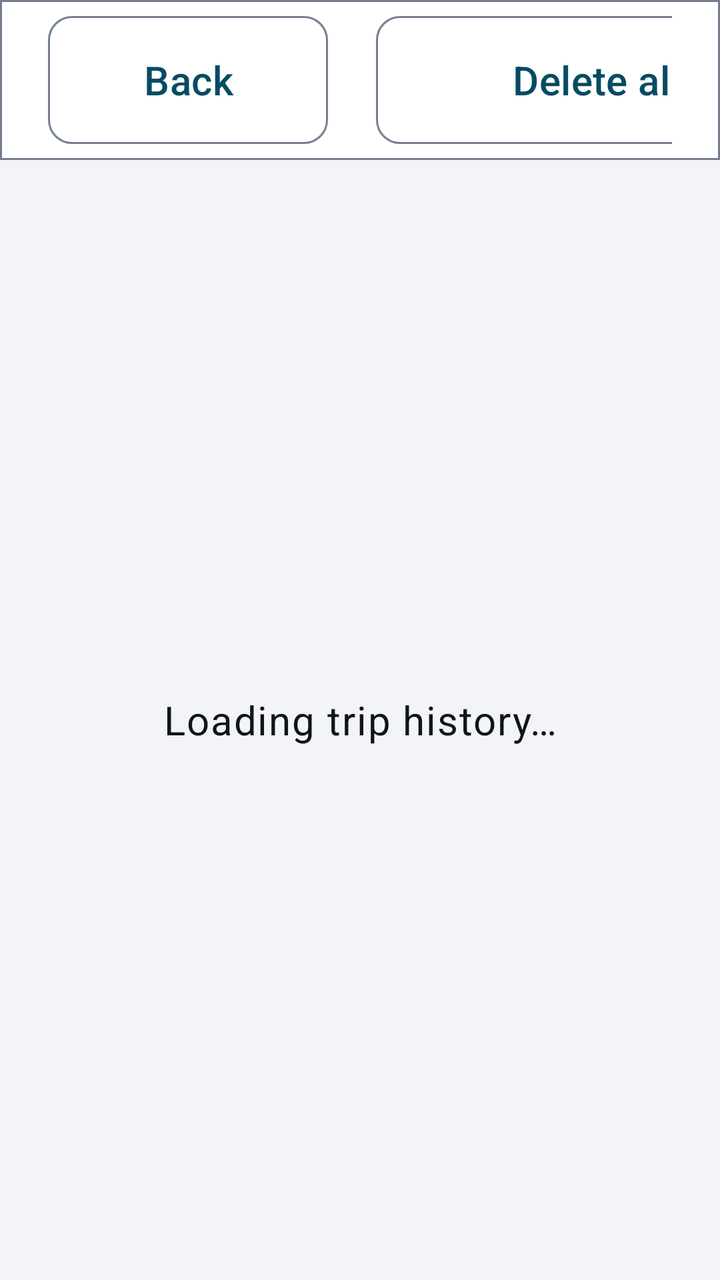
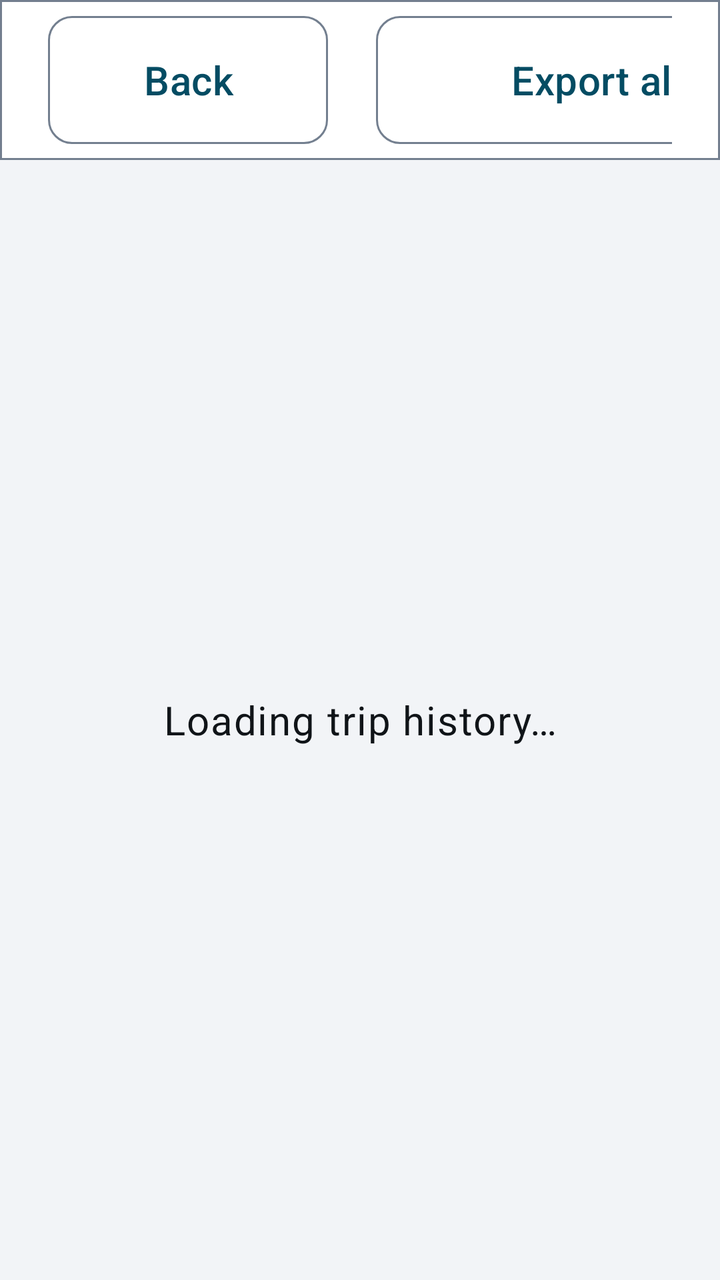

The first picture is an Android layout as it rendered before a commit; the second is the same layout after the commit. The layout source and the unified diff follow.
<!-- AndroidManifest.xml: application theme Theme.EVChargePilot -->
<!-- res/layout/activity_trip_history.xml -->
<?xml version="1.0" encoding="utf-8"?>
<LinearLayout xmlns:android="http://schemas.android.com/apk/res/android"
    android:layout_width="match_parent"
    android:layout_height="match_parent"
    android:orientation="vertical">

    <LinearLayout
        android:layout_width="match_parent"
        android:layout_height="80dp"
        android:background="@drawable/bg_topbar"
        android:gravity="center_vertical"
        android:orientation="horizontal"
        android:paddingStart="@dimen/spacing_lg"
        android:paddingEnd="@dimen/spacing_lg">

        <com.google.android.material.button.MaterialButton
            android:id="@+id/backAction"
            style="@style/Widget.EV.Button.Outlined"
            android:layout_width="140dp"
            android:layout_height="@dimen/touch_target"
            android:text="@string/action_back" />

        <TextView
            android:layout_width="0dp"
            android:layout_height="wrap_content"
            android:layout_marginStart="@dimen/spacing_lg"
            android:layout_weight="1"
            android:text="@string/trip_history_title"
            android:textAppearance="@style/Text.EV.Title" />

        <com.google.android.material.button.MaterialButton
            android:id="@+id/deleteAllAction"
            style="@style/Widget.EV.Button.Outlined"
            android:layout_width="220dp"
            android:layout_height="@dimen/touch_target"
            android:text="@string/action_delete_all_trips" />
    </LinearLayout>

    <FrameLayout
        android:layout_width="match_parent"
        android:layout_height="0dp"
        android:layout_weight="1">

        <LinearLayout
            android:id="@+id/historyContent"
            android:layout_width="match_parent"
            android:layout_height="match_parent"
            android:baselineAligned="false"
            android:orientation="horizontal"
            android:padding="@dimen/spacing_lg"
            android:visibility="gone">

            <LinearLayout
                android:layout_width="@dimen/chargepilot_rail_width"
                android:layout_height="match_parent"
                android:background="@drawable/bg_card"
                android:orientation="vertical"
                android:padding="@dimen/spacing_sm">

                <TextView
                    android:layout_width="match_parent"
                    android:layout_height="wrap_content"
                    android:padding="@dimen/spacing_sm"
                    android:text="@string/trip_history_recent"
                    android:textAppearance="@style/Text.EV.SectionHeader" />

                <ListView
                    android:id="@+id/historyList"
                    android:layout_width="match_parent"
                    android:layout_height="0dp"
                    android:layout_marginTop="@dimen/spacing_sm"
                    android:layout_weight="1"
                    android:choiceMode="singleChoice"
                    android:divider="@android:color/transparent"
                    android:dividerHeight="@dimen/spacing_sm"
                    android:listSelector="@android:color/transparent"
                    android:scrollbars="vertical" />
            </LinearLayout>

            <LinearLayout
                android:layout_width="0dp"
                android:layout_height="match_parent"
                android:layout_marginStart="@dimen/spacing_md"
                android:layout_weight="1"
                android:background="@drawable/bg_card"
                android:orientation="vertical"
                android:padding="@dimen/spacing_md">

                <LinearLayout
                    android:layout_width="match_parent"
                    android:layout_height="@dimen/touch_target"
                    android:gravity="center_vertical"
                    android:orientation="horizontal">

                    <TextView
                        android:id="@+id/detailDate"
                        android:layout_width="0dp"
                        android:layout_height="wrap_content"
                        android:layout_weight="1"
                        android:textAppearance="@style/Text.EV.Title" />

                    <com.google.android.material.button.MaterialButton
                        android:id="@+id/deleteTripAction"
                        style="@style/Widget.EV.Button.Outlined"
                        android:layout_width="220dp"
                        android:layout_height="@dimen/touch_target"
                        android:text="@string/action_delete_trip" />
                </LinearLayout>

                <LinearLayout
                    android:layout_width="match_parent"
                    android:layout_height="wrap_content"
                    android:baselineAligned="false"
                    android:orientation="horizontal">

                    <LinearLayout style="@style/Widget.EV.Readout" android:layout_height="104dp" android:layout_weight="1">
                        <TextView style="@style/Text.EV.ReadoutLabel" android:text="@string/label_duration" />
                        <TextView android:id="@+id/detailDuration" style="@style/Text.EV.TripValue" />
                    </LinearLayout>
                    <LinearLayout style="@style/Widget.EV.Readout" android:layout_height="104dp" android:layout_weight="1">
                        <TextView style="@style/Text.EV.ReadoutLabel" android:text="@string/label_distance" />
                        <TextView android:id="@+id/detailDistance" style="@style/Text.EV.TripValue" />
                    </LinearLayout>
                    <LinearLayout style="@style/Widget.EV.Readout" android:layout_height="104dp" android:layout_weight="1">
                        <TextView style="@style/Text.EV.ReadoutLabel" android:text="@string/label_consumption" />
                        <TextView android:id="@+id/detailConsumption" style="@style/Text.EV.TripValue" />
                    </LinearLayout>
                </LinearLayout>

                <LinearLayout
                    android:layout_width="match_parent"
                    android:layout_height="wrap_content"
                    android:baselineAligned="false"
                    android:orientation="horizontal">

                    <LinearLayout style="@style/Widget.EV.Readout" android:layout_height="104dp" android:layout_weight="1">
                        <TextView style="@style/Text.EV.ReadoutLabel" android:text="@string/label_soc_change" />
                        <TextView android:id="@+id/detailSoc" style="@style/Text.EV.TripValue" />
                    </LinearLayout>
                    <LinearLayout style="@style/Widget.EV.Readout" android:layout_height="104dp" android:layout_weight="1">
                        <TextView style="@style/Text.EV.ReadoutLabel" android:text="@string/label_energy_used" />
                        <TextView android:id="@+id/detailConsumed" style="@style/Text.EV.TripValue" />
                    </LinearLayout>
                    <LinearLayout style="@style/Widget.EV.Readout" android:layout_height="104dp" android:layout_weight="1">
                        <TextView style="@style/Text.EV.ReadoutLabel" android:text="@string/label_regenerated" />
                        <TextView android:id="@+id/detailRegenerated" style="@style/Text.EV.TripValue" />
                    </LinearLayout>
                </LinearLayout>

                <LinearLayout
                    android:id="@+id/trackGroup"
                    android:layout_width="match_parent"
                    android:layout_height="0dp"
                    android:layout_weight="1"
                    android:orientation="vertical">

                    <TextView
                        android:layout_width="match_parent"
                        android:layout_height="wrap_content"
                        android:text="@string/trip_track_legend"
                        android:textAppearance="@style/Text.EV.Secondary" />

                    <com.evsuite.chargepilot.TripPlotView
                        android:id="@+id/tripPlot"
                        android:layout_width="match_parent"
                        android:layout_height="0dp"
                        android:layout_marginTop="@dimen/spacing_sm"
                        android:layout_weight="1"
                        android:importantForAccessibility="yes" />
                </LinearLayout>

                <TextView
                    android:id="@+id/trackUnavailable"
                    android:layout_width="match_parent"
                    android:layout_height="0dp"
                    android:layout_weight="1"
                    android:gravity="center"
                    android:text="@string/trip_track_unavailable"
                    android:textAppearance="@style/Text.EV.Body"
                    android:visibility="gone" />
            </LinearLayout>
        </LinearLayout>

        <LinearLayout
            android:id="@+id/emptyState"
            android:layout_width="match_parent"
            android:layout_height="match_parent"
            android:gravity="center"
            android:orientation="vertical"
            android:padding="@dimen/spacing_lg"
            android:visibility="gone">

            <TextView
                android:layout_width="wrap_content"
                android:layout_height="wrap_content"
                android:text="@string/trip_history_empty_title"
                android:textAppearance="@style/Text.EV.Title" />

            <TextView
                android:layout_width="720dp"
                android:layout_height="wrap_content"
                android:layout_marginTop="@dimen/spacing_md"
                android:gravity="center"
                android:text="@string/trip_history_empty_body"
                android:textAppearance="@style/Text.EV.Body" />
        </LinearLayout>

        <TextView
            android:id="@+id/loadingState"
            android:layout_width="match_parent"
            android:layout_height="match_parent"
            android:gravity="center"
            android:text="@string/trip_history_loading"
            android:textAppearance="@style/Text.EV.Body" />
    </FrameLayout>
</LinearLayout>
<!-- resources referenced by this layout -->
<resources>
  <dimen name="chargepilot_rail_width">420dp</dimen>
  <dimen name="spacing_lg">24dp</dimen>
  <dimen name="spacing_md">16dp</dimen>
  <dimen name="spacing_sm">8dp</dimen>
  <dimen name="touch_target">72dp</dimen>
  <string name="action_back">Back</string>
  <string name="action_delete_all_trips">Delete all</string>
  <string name="action_delete_trip">Delete trip</string>
  <string name="label_consumption">AVERAGE</string>
  <string name="label_distance">DISTANCE</string>
  <string name="label_duration">RECORDED</string>
  <string name="label_energy_used">ENERGY USED</string>
  <string name="label_regenerated">REGENERATED</string>
  <string name="label_soc_change">STATE OF CHARGE</string>
  <string name="trip_history_empty_body">Start a trip from the dashboard while parked, then stop and save it after parking. Completed trips stay only on this head unit.</string>
  <string name="trip_history_empty_title">No recorded trips</string>
  <string name="trip_history_loading">Loading trip history…</string>
  <string name="trip_history_recent">RECENT TRIPS</string>
  <string name="trip_history_title">Trip history</string>
  <string name="trip_track_legend">Speed (accent) and battery power over recorded time</string>
  <string name="trip_track_unavailable">No sample track was retained for this trip.</string>
  <style name="Text.EV.Body" parent="TextAppearance.Material3.BodyLarge">
          <item name="android:textSize">@dimen/text_body</item>
          <item name="android:textColor">@color/ev_text_primary</item>
      </style>
  <style name="Text.EV.ReadoutLabel" parent="Text.EV.SectionHeader">
          <item name="android:layout_width">wrap_content</item>
          <item name="android:layout_height">wrap_content</item>
      </style>
  <style name="Text.EV.Secondary" parent="TextAppearance.Material3.BodyMedium">
          <item name="android:textSize">@dimen/text_secondary</item>
          <item name="android:textColor">@color/ev_text_secondary</item>
      </style>
  <style name="Text.EV.Title" parent="TextAppearance.Material3.TitleLarge">
          <item name="android:textSize">@dimen/text_title</item>
          <item name="android:textColor">@color/ev_text_primary</item>
      </style>
  <color name="ev_surface">#FFFFFFFF</color>
  <color name="ev_outline">#FF737F8F</color>
  <dimen name="ev_corner">12dp</dimen>
  <dimen name="text_body">20sp</dimen>
  <color name="ev_text_primary">#FF101418</color>
  <dimen name="text_secondary">17sp</dimen>
  <color name="ev_text_secondary">#FF414B55</color>
  <dimen name="text_label">16sp</dimen>
  <color name="ev_accent">#FF044C63</color>
  <dimen name="text_title">26sp</dimen>
  <dimen name="spacing_xs">4dp</dimen>
  <string name="value_unavailable" translatable="false">—</string>
  <style name="ShapeAppearanceOverlay.EV.Button" parent="">
          <item name="cornerSize">@dimen/ev_corner</item>
      </style>
  <color name="ev_on_accent">#FFFFFFFF</color>
  <color name="ev_surface_raised">#FFE4E8ED</color>
  <color name="ev_background">#FFF2F4F7</color>
  <color name="ev_error">#FF8F0F18</color>
  <style name="ThemeOverlay.EVChargePilot.Dialog" parent="ThemeOverlay.EV.Dialog">
          <item name="materialAlertDialogTitleTextStyle">@style/EVChargePilot.Dialog.Title</item>
          <item name="materialAlertDialogBodyTextStyle">@style/EVChargePilot.Dialog.Body</item>
      </style>
  <style name="EVChargePilot.Dialog.Title" parent="MaterialAlertDialog.Material3.Title.Text">
          <item name="android:textSize">@dimen/text_title</item>
          <item name="android:textColor">@color/ev_text_primary</item>
      </style>
  <!-- unchanged entries left out for length: 10 -->
</resources>

<!-- the commit's change to res/layout/activity_trip_history.xml (unified diff, before → after) -->
@@ -27,6 +27,14 @@
             android:layout_weight="1"
             android:text="@string/trip_history_title"
             android:textAppearance="@style/Text.EV.Title" />
+
+        <com.google.android.material.button.MaterialButton
+            android:id="@+id/exportAllAction"
+            style="@style/Widget.EV.Button.Outlined"
+            android:layout_width="220dp"
+            android:layout_height="@dimen/touch_target"
+            android:layout_marginEnd="@dimen/spacing_sm"
+            android:text="@string/action_export_all_trips" />
 
         <com.google.android.material.button.MaterialButton
             android:id="@+id/deleteAllAction"
@@ -100,6 +108,14 @@
                         android:textAppearance="@style/Text.EV.Title" />
 
                     <com.google.android.material.button.MaterialButton
+                        android:id="@+id/exportTripAction"
+                        style="@style/Widget.EV.Button.Outlined"
+                        android:layout_width="220dp"
+                        android:layout_height="@dimen/touch_target"
+                        android:layout_marginEnd="@dimen/spacing_sm"
+                        android:text="@string/action_export_trip" />
+
+                    <com.google.android.material.button.MaterialButton
                         android:id="@+id/deleteTripAction"
                         style="@style/Widget.EV.Button.Outlined"
                         android:layout_width="220dp"
<!-- resource entries referenced after the edit -->
@@ -8,6 +8,8 @@
   <string name="action_back">Back</string>
   <string name="action_delete_all_trips">Delete all</string>
   <string name="action_delete_trip">Delete trip</string>
+  <string name="action_export_all_trips">Export all</string>
+  <string name="action_export_trip">Export trip</string>
   <string name="label_consumption">AVERAGE</string>
   <string name="label_distance">DISTANCE</string>
   <string name="label_duration">RECORDED</string>
